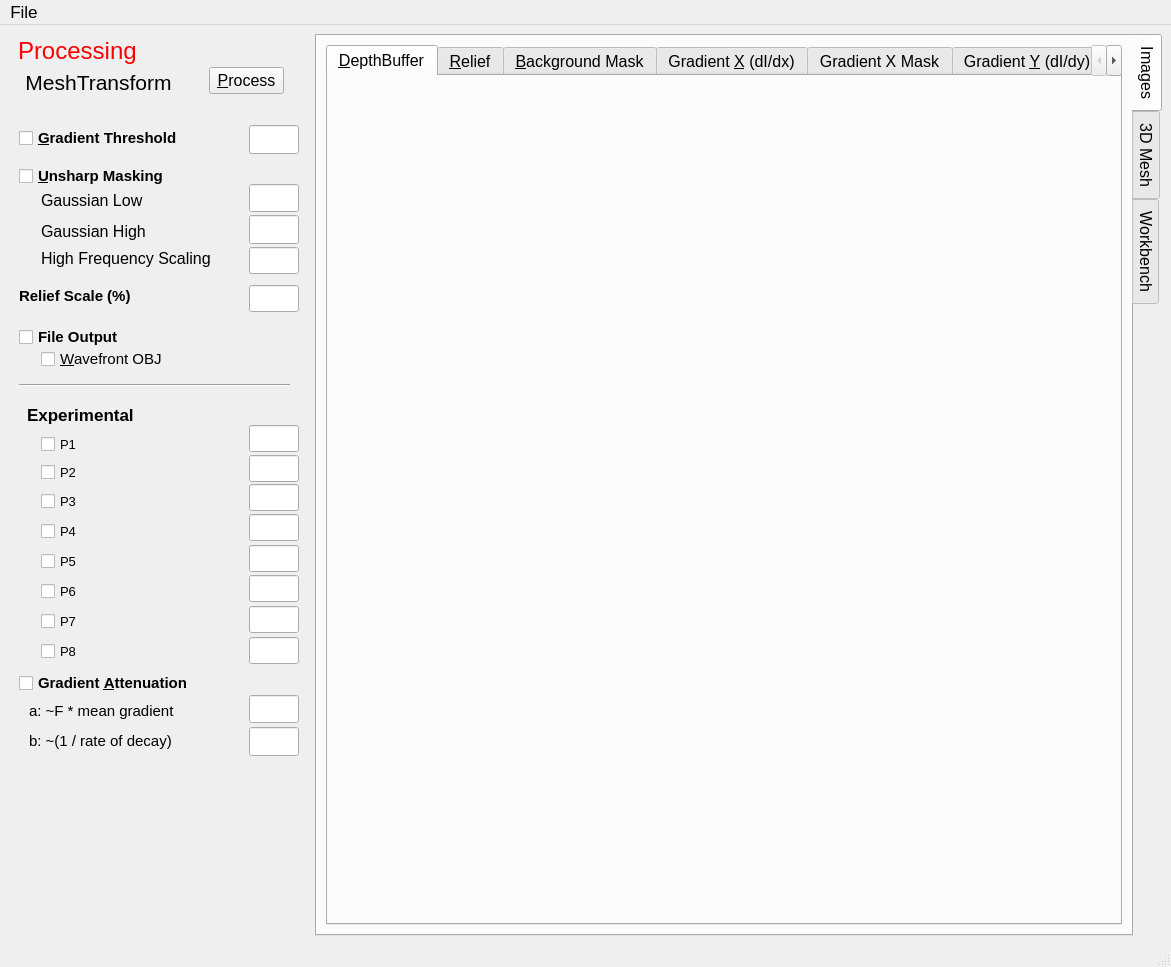
steveknipmeyer/ModelRelief, file Explorer/explorer.ui: the form before one commit.
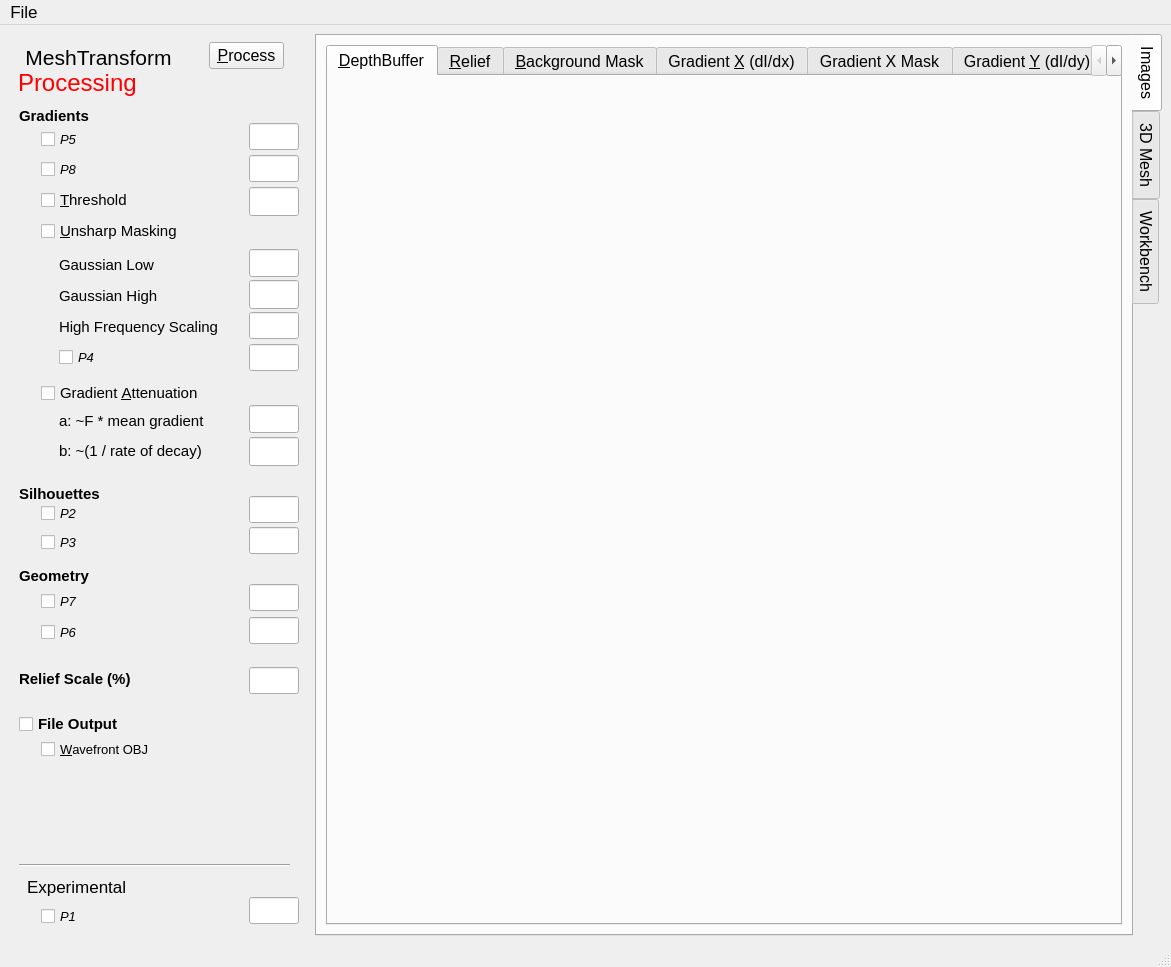
The form after the commit. Icons and pictures are not drawn.

Commit message: Group all Explorer settings by processing step Reorder gaussian_filter parameters( optional mask processing)

```diff
--- a/Explorer/explorer.ui
+++ b/Explorer/explorer.ui
@@ -359,8 +359,8 @@
       <widget class="QCheckBox" name="gradientThresholdCheckBox">
        <property name="geometry">
         <rect>
-         <x>10</x>
-         <y>89</y>
+         <x>32</x>
+         <y>151</y>
          <width>188</width>
          <height>24</height>
         </rect>
@@ -374,19 +374,19 @@
        <property name="font">
         <font>
          <pointsize>11</pointsize>
-         <weight>75</weight>
-         <bold>true</bold>
+         <weight>50</weight>
+         <bold>false</bold>
         </font>
        </property>
        <property name="text">
-        <string>&amp;Gradient Threshold</string>
+        <string>&amp;Threshold</string>
        </property>
       </widget>
       <widget class="QLineEdit" name="gradientThresholdLineEdit">
        <property name="geometry">
         <rect>
          <x>240</x>
-         <y>88</y>
+         <y>150</y>
          <width>50</width>
          <height>29</height>
         </rect>
@@ -402,7 +402,7 @@
        <property name="geometry">
         <rect>
          <x>240</x>
-         <y>147</y>
+         <y>212</y>
          <width>50</width>
          <height>28</height>
         </rect>
@@ -418,7 +418,7 @@
        <property name="geometry">
         <rect>
          <x>240</x>
-         <y>178</y>
+         <y>243</y>
          <width>50</width>
          <height>29</height>
         </rect>
@@ -434,7 +434,7 @@
        <property name="geometry">
         <rect>
          <x>240</x>
-         <y>210</y>
+         <y>275</y>
          <width>50</width>
          <height>27</height>
         </rect>
@@ -450,7 +450,7 @@
        <property name="geometry">
         <rect>
          <x>200</x>
-         <y>30</y>
+         <y>5</y>
          <width>75</width>
          <height>27</height>
         </rect>
@@ -468,8 +468,8 @@
       <widget class="QCheckBox" name="attenuationCheckBox">
        <property name="geometry">
         <rect>
-         <x>10</x>
-         <y>634</y>
+         <x>32</x>
+         <y>344</y>
          <width>210</width>
          <height>24</height>
         </rect>
@@ -477,8 +477,8 @@
        <property name="font">
         <font>
          <pointsize>11</pointsize>
-         <weight>75</weight>
-         <bold>true</bold>
+         <weight>50</weight>
+         <bold>false</bold>
         </font>
        </property>
        <property name="text">
@@ -489,7 +489,7 @@
        <property name="geometry">
         <rect>
          <x>-1</x>
-         <y>35</y>
+         <y>10</y>
          <width>181</width>
          <height>21</height>
         </rect>
@@ -512,7 +512,7 @@
        <property name="geometry">
         <rect>
          <x>240</x>
-         <y>690</y>
+         <y>400</y>
          <width>50</width>
          <height>29</height>
         </rect>
@@ -522,7 +522,7 @@
        <property name="geometry">
         <rect>
          <x>240</x>
-         <y>658</y>
+         <y>368</y>
          <width>50</width>
          <height>28</height>
         </rect>
@@ -531,9 +531,9 @@
       <widget class="QLabel" name="labelAttenuationFactor">
        <property name="geometry">
         <rect>
-         <x>20</x>
-         <y>662</y>
-         <width>171</width>
+         <x>50</x>
+         <y>372</y>
+         <width>181</width>
          <height>24</height>
         </rect>
        </property>
@@ -551,8 +551,8 @@
       <widget class="QLabel" name="labelAttenuationDecay">
        <property name="geometry">
         <rect>
-         <x>20</x>
-         <y>692</y>
+         <x>50</x>
+         <y>402</y>
          <width>191</width>
          <height>24</height>
         </rect>
@@ -571,8 +571,8 @@
       <widget class="QCheckBox" name="unsharpMaskingCheckBox">
        <property name="geometry">
         <rect>
-         <x>10</x>
-         <y>127</y>
+         <x>32</x>
+         <y>182</y>
          <width>177</width>
          <height>24</height>
         </rect>
@@ -580,8 +580,8 @@
        <property name="font">
         <font>
          <pointsize>11</pointsize>
-         <weight>75</weight>
-         <bold>true</bold>
+         <weight>50</weight>
+         <bold>false</bold>
         </font>
        </property>
        <property name="text">
@@ -592,7 +592,7 @@
        <property name="geometry">
         <rect>
          <x>32</x>
-         <y>395</y>
+         <y>867</y>
          <width>165</width>
          <height>24</height>
         </rect>
@@ -602,9 +602,13 @@
          <family>MS Shell Dlg 2</family>
          <pointsize>10</pointsize>
          <weight>50</weight>
+         <italic>true</italic>
          <bold>false</bold>
         </font>
        </property>
+       <property name="styleSheet">
+        <string notr="true"/>
+       </property>
        <property name="text">
         <string>P1</string>
        </property>
@@ -613,7 +617,7 @@
        <property name="geometry">
         <rect>
          <x>32</x>
-         <y>423</y>
+         <y>464</y>
          <width>204</width>
          <height>24</height>
         </rect>
@@ -622,9 +626,13 @@
         <font>
          <pointsize>10</pointsize>
          <weight>50</weight>
+         <italic>true</italic>
          <bold>false</bold>
         </font>
        </property>
+       <property name="styleSheet">
+        <string notr="true"/>
+       </property>
        <property name="text">
         <string>P2</string>
        </property>
@@ -633,7 +641,7 @@
        <property name="geometry">
         <rect>
          <x>18</x>
-         <y>367</y>
+         <y>839</y>
          <width>157</width>
          <height>22</height>
         </rect>
@@ -641,8 +649,8 @@
        <property name="font">
         <font>
          <pointsize>13</pointsize>
-         <weight>75</weight>
-         <bold>true</bold>
+         <weight>50</weight>
+         <bold>false</bold>
         </font>
        </property>
        <property name="text">
@@ -653,7 +661,7 @@
        <property name="geometry">
         <rect>
          <x>240</x>
-         <y>388</y>
+         <y>860</y>
          <width>50</width>
          <height>27</height>
         </rect>
@@ -669,7 +677,7 @@
        <property name="geometry">
         <rect>
          <x>240</x>
-         <y>418</y>
+         <y>459</y>
          <width>50</width>
          <height>27</height>
         </rect>
@@ -685,7 +693,7 @@
        <property name="geometry">
         <rect>
          <x>240</x>
-         <y>447</y>
+         <y>490</y>
          <width>50</width>
          <height>27</height>
         </rect>
@@ -701,7 +709,7 @@
        <property name="geometry">
         <rect>
          <x>32</x>
-         <y>452</y>
+         <y>493</y>
          <width>201</width>
          <height>24</height>
         </rect>
@@ -710,9 +718,13 @@
         <font>
          <pointsize>10</pointsize>
          <weight>50</weight>
+         <italic>true</italic>
          <bold>false</bold>
         </font>
        </property>
+       <property name="styleSheet">
+        <string notr="true"/>
+       </property>
        <property name="text">
         <string>P3</string>
        </property>
@@ -721,7 +733,7 @@
        <property name="geometry">
         <rect>
          <x>240</x>
-         <y>477</y>
+         <y>307</y>
          <width>50</width>
          <height>27</height>
         </rect>
@@ -736,9 +748,9 @@
       <widget class="QCheckBox" name="p4CheckBox">
        <property name="geometry">
         <rect>
-         <x>32</x>
-         <y>482</y>
-         <width>191</width>
+         <x>50</x>
+         <y>308</y>
+         <width>151</width>
          <height>24</height>
         </rect>
        </property>
@@ -746,9 +758,13 @@
         <font>
          <pointsize>10</pointsize>
          <weight>50</weight>
+         <italic>true</italic>
          <bold>false</bold>
         </font>
        </property>
+       <property name="styleSheet">
+        <string notr="true"/>
+       </property>
        <property name="text">
         <string>P4</string>
        </property>
@@ -757,7 +773,7 @@
        <property name="geometry">
         <rect>
          <x>240</x>
-         <y>538</y>
+         <y>580</y>
          <width>50</width>
          <height>27</height>
         </rect>
@@ -773,7 +789,7 @@
        <property name="geometry">
         <rect>
          <x>32</x>
-         <y>512</y>
+         <y>90</y>
          <width>190</width>
          <height>24</height>
         </rect>
@@ -782,9 +798,13 @@
         <font>
          <pointsize>10</pointsize>
          <weight>50</weight>
+         <italic>true</italic>
          <bold>false</bold>
         </font>
        </property>
+       <property name="styleSheet">
+        <string notr="true"/>
+       </property>
        <property name="text">
         <string>P5</string>
        </property>
@@ -793,7 +813,7 @@
        <property name="geometry">
         <rect>
          <x>240</x>
-         <y>569</y>
+         <y>547</y>
          <width>50</width>
          <height>27</height>
         </rect>
@@ -809,7 +829,7 @@
        <property name="geometry">
         <rect>
          <x>32</x>
-         <y>542</y>
+         <y>583</y>
          <width>158</width>
          <height>24</height>
         </rect>
@@ -818,9 +838,13 @@
         <font>
          <pointsize>10</pointsize>
          <weight>50</weight>
+         <italic>true</italic>
          <bold>false</bold>
         </font>
        </property>
+       <property name="styleSheet">
+        <string notr="true"/>
+       </property>
        <property name="text">
         <string>P6</string>
        </property>
@@ -832,7 +856,7 @@
        <property name="geometry">
         <rect>
          <x>240</x>
-         <y>600</y>
+         <y>118</y>
          <width>50</width>
          <height>27</height>
         </rect>
@@ -855,7 +879,7 @@
        <property name="geometry">
         <rect>
          <x>32</x>
-         <y>572</y>
+         <y>552</y>
          <width>187</width>
          <height>24</height>
         </rect>
@@ -864,9 +888,13 @@
         <font>
          <pointsize>10</pointsize>
          <weight>50</weight>
+         <italic>true</italic>
          <bold>false</bold>
         </font>
        </property>
+       <property name="styleSheet">
+        <string notr="true"/>
+       </property>
        <property name="text">
         <string>P7</string>
        </property>
@@ -875,7 +903,7 @@
        <property name="geometry">
         <rect>
          <x>32</x>
-         <y>602</y>
+         <y>120</y>
          <width>221</width>
          <height>24</height>
         </rect>
@@ -884,9 +912,13 @@
         <font>
          <pointsize>10</pointsize>
          <weight>50</weight>
+         <italic>true</italic>
          <bold>false</bold>
         </font>
        </property>
+       <property name="styleSheet">
+        <string notr="true"/>
+       </property>
        <property name="text">
         <string>P8</string>
        </property>
@@ -895,7 +927,7 @@
        <property name="geometry">
         <rect>
          <x>240</x>
-         <y>508</y>
+         <y>86</y>
          <width>50</width>
          <height>27</height>
         </rect>
@@ -911,11 +943,19 @@
        <property name="geometry">
         <rect>
          <x>9</x>
-         <y>-2</y>
+         <y>30</y>
          <width>141</width>
          <height>32</height>
         </rect>
        </property>
+       <property name="font">
+        <font>
+         <pointsize>12</pointsize>
+         <weight>50</weight>
+         <italic>false</italic>
+         <bold>false</bold>
+        </font>
+       </property>
        <property name="text">
         <string>&lt;html&gt;&lt;head/&gt;&lt;body&gt;&lt;p&gt;&lt;span style=&quot; font-size:18pt; color:#ff0000;&quot;&gt;Processing&lt;/span&gt;&lt;/p&gt;&lt;/body&gt;&lt;/html&gt;</string>
        </property>
@@ -924,14 +964,14 @@
        <property name="geometry">
         <rect>
          <x>32</x>
-         <y>310</y>
+         <y>700</y>
          <width>165</width>
          <height>24</height>
         </rect>
        </property>
        <property name="font">
         <font>
-         <pointsize>11</pointsize>
+         <pointsize>10</pointsize>
          <weight>50</weight>
          <bold>false</bold>
         </font>
@@ -943,12 +983,19 @@
       <widget class="QLabel" name="labelGaussianLow">
        <property name="geometry">
         <rect>
-         <x>32</x>
-         <y>155</y>
+         <x>50</x>
+         <y>216</y>
          <width>131</width>
-         <height>16</height>
+         <height>24</height>
         </rect>
        </property>
+       <property name="font">
+        <font>
+         <pointsize>11</pointsize>
+         <weight>50</weight>
+         <bold>false</bold>
+        </font>
+       </property>
        <property name="text">
         <string>Gaussian Low</string>
        </property>
@@ -956,12 +1003,19 @@
       <widget class="QLabel" name="labelGaussianHigh">
        <property name="geometry">
         <rect>
-         <x>32</x>
-         <y>185</y>
+         <x>50</x>
+         <y>250</y>
          <width>131</width>
          <height>18</height>
         </rect>
        </property>
+       <property name="font">
+        <font>
+         <pointsize>11</pointsize>
+         <weight>50</weight>
+         <bold>false</bold>
+        </font>
+       </property>
        <property name="text">
         <string>Gaussian High</string>
        </property>
@@ -969,10 +1023,10 @@
       <widget class="QLabel" name="labelHighFrequencyScaling">
        <property name="geometry">
         <rect>
-         <x>32</x>
-         <y>212</y>
-         <width>201</width>
-         <height>18</height>
+         <x>50</x>
+         <y>279</y>
+         <width>191</width>
+         <height>22</height>
         </rect>
        </property>
        <property name="sizePolicy">
@@ -981,6 +1035,13 @@
          <verstretch>0</verstretch>
         </sizepolicy>
        </property>
+       <property name="font">
+        <font>
+         <pointsize>11</pointsize>
+         <weight>50</weight>
+         <bold>false</bold>
+        </font>
+       </property>
        <property name="text">
         <string>High Frequency Scaling</string>
        </property>
@@ -989,7 +1050,7 @@
        <property name="geometry">
         <rect>
          <x>10</x>
-         <y>288</y>
+         <y>675</y>
          <width>177</width>
          <height>24</height>
         </rect>
@@ -1009,7 +1070,7 @@
        <property name="geometry">
         <rect>
          <x>240</x>
-         <y>248</y>
+         <y>630</y>
          <width>50</width>
          <height>27</height>
         </rect>
@@ -1025,7 +1086,7 @@
        <property name="geometry">
         <rect>
          <x>10</x>
-         <y>250</y>
+         <y>633</y>
          <width>201</width>
          <height>18</height>
         </rect>
@@ -1051,7 +1112,7 @@
        <property name="geometry">
         <rect>
          <x>10</x>
-         <y>340</y>
+         <y>820</y>
          <width>271</width>
          <height>16</height>
         </rect>
@@ -1060,6 +1121,84 @@
         <enum>Qt::Horizontal</enum>
        </property>
       </widget>
+      <widget class="QLabel" name="labelGradients">
+       <property name="geometry">
+        <rect>
+         <x>10</x>
+         <y>70</y>
+         <width>201</width>
+         <height>18</height>
+        </rect>
+       </property>
+       <property name="sizePolicy">
+        <sizepolicy hsizetype="Preferred" vsizetype="Preferred">
+         <horstretch>0</horstretch>
+         <verstretch>0</verstretch>
+        </sizepolicy>
+       </property>
+       <property name="font">
+        <font>
+         <pointsize>11</pointsize>
+         <weight>75</weight>
+         <bold>true</bold>
+        </font>
+       </property>
+       <property name="text">
+        <string>Gradients</string>
+       </property>
+      </widget>
+      <widget class="QLabel" name="labelSilhouettes">
+       <property name="geometry">
+        <rect>
+         <x>10</x>
+         <y>448</y>
+         <width>201</width>
+         <height>18</height>
+        </rect>
+       </property>
+       <property name="sizePolicy">
+        <sizepolicy hsizetype="Preferred" vsizetype="Preferred">
+         <horstretch>0</horstretch>
+         <verstretch>0</verstretch>
+        </sizepolicy>
+       </property>
+       <property name="font">
+        <font>
+         <pointsize>11</pointsize>
+         <weight>75</weight>
+         <bold>true</bold>
+        </font>
+       </property>
+       <property name="text">
+        <string>Silhouettes</string>
+       </property>
+      </widget>
+      <widget class="QLabel" name="labelGeometry">
+       <property name="geometry">
+        <rect>
+         <x>10</x>
+         <y>530</y>
+         <width>201</width>
+         <height>18</height>
+        </rect>
+       </property>
+       <property name="sizePolicy">
+        <sizepolicy hsizetype="Preferred" vsizetype="Preferred">
+         <horstretch>0</horstretch>
+         <verstretch>0</verstretch>
+        </sizepolicy>
+       </property>
+       <property name="font">
+        <font>
+         <pointsize>11</pointsize>
+         <weight>75</weight>
+         <bold>true</bold>
+        </font>
+       </property>
+       <property name="text">
+        <string>Geometry</string>
+       </property>
+      </widget>
      </widget>
     </item>
    </layout>
```
The commit also changes 11 other files.
